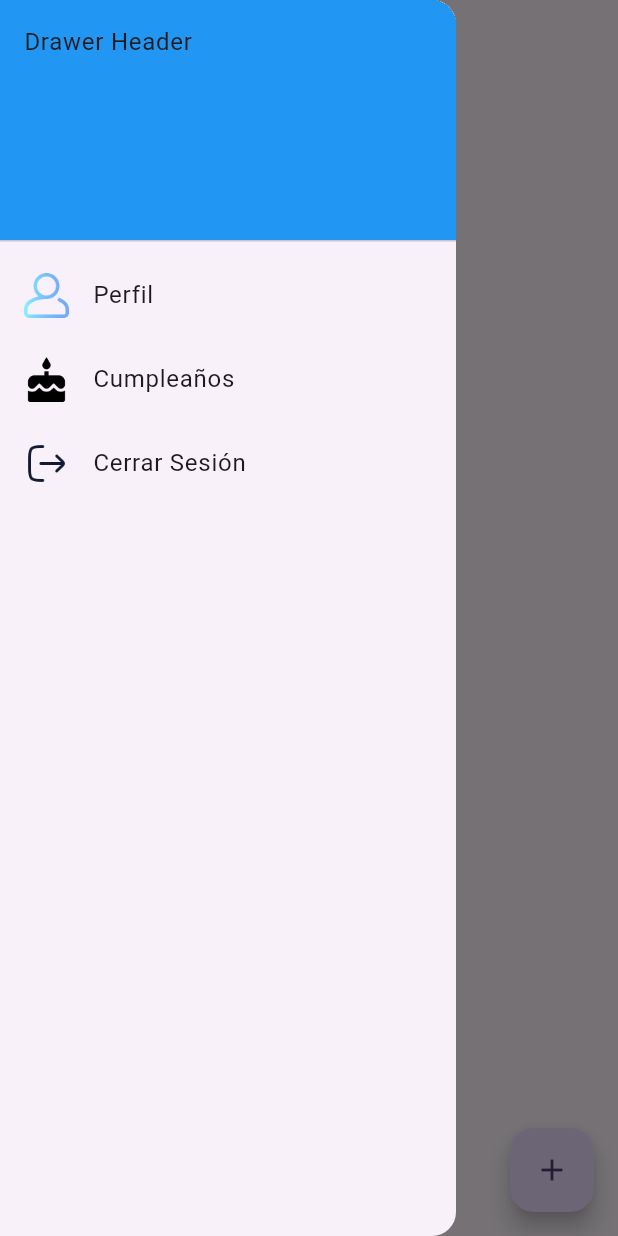
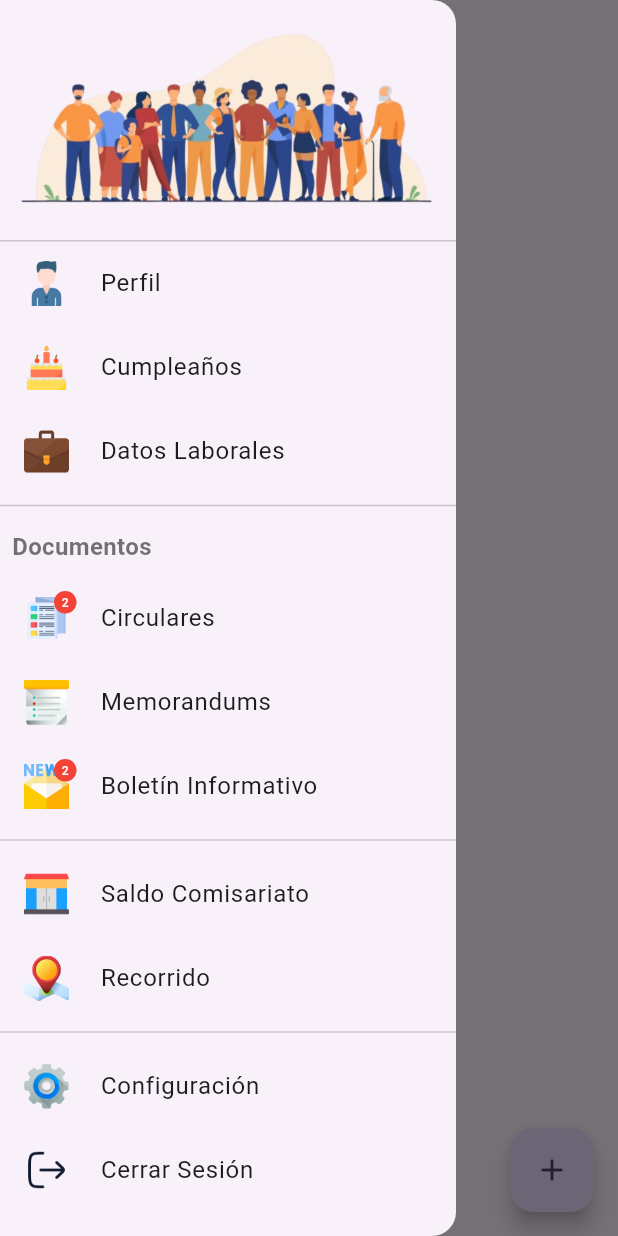
Before and after one commit to lmxmonge/comunidad_delmor, a Flutter app: the Contenedor screen opened by its route, with the side drawer open, on a phone screen of 412 x 824 dp. Run offline on Flutter 3.47's test engine with Material 3 defaults, Android fonts, the phone set to English and light mode, and no system bars; our stand-ins replace get, lottie, rive, shared_preferences; accounts and stored records are empty.

Commit message:
feat: Mejorando drawer - Se agregaron mas items al drawer

```diff
--- a/lib/app/presentation/global_widgets/custom_drawer_controller/custom_drawer.dart
+++ b/lib/app/presentation/global_widgets/custom_drawer_controller/custom_drawer.dart
@@ -10,46 +10,146 @@ class CustomDrawer extends StatelessWidget {
   // final CustomDrawerController controller = Get.put(CustomDrawerController(),tag: "navbar",);
   @override
   Widget build(BuildContext context) {
-
-    return
-      GetBuilder<CustomDrawerController>(builder:(controller) {
+    return GetBuilder<CustomDrawerController>(
+      builder: (controller) {
         return Drawer(
-
           child: ListView(
+            children: [
+              DrawerHeader(
                 padding: EdgeInsets.zero,
-            children: [
-              const DrawerHeader(
+                margin: EdgeInsets.zero,
                 decoration: BoxDecoration(
-                  color: Colors.blue,
+                  border: Border.all(color: Colors.transparent),
+                  image: const DecorationImage(
+                    image: AssetImage(Iconos.drawerHeader),
+                    fit: BoxFit.cover,
                   ),
-                child: Text('Drawer Header'),
+                ),
+                child: null,
               ),
               listTileItem(
-                  iconPath: Iconos.user,
+                  iconPath: Iconos.userColor,
                   title: 'Perfil',
                   onTap: () {
                     controller.handleIndexChanged(0);
                   }),
-              listTileItem(title: "Cumpleaños", iconPath: Iconos.cake, onTap: () {
+              listTileItem(
+                  title: "Cumpleaños",
+                  iconPath: Iconos.cakeColor,
+                  onTap: () {
                     controller.handleIndexChanged(1);
                   }),
-              listTileItem(title: "Cerrar Sesión", iconPath: Iconos.cerrarSesion, onTap: (){
+              listTileItem(
+                  title: "Datos Laborales",
+                  iconPath: Iconos.maletinColor,
+                  onTap: () {}),
+              const Divider(),
+
+              const Padding(
+                padding: EdgeInsets.all(8.0),
+                child: Text(
+                  "Documentos",
+                  style: TextStyle(
+                      fontSize: 16,
+                      color: Colors.black54,
+                      fontWeight: FontWeight.bold),
+                ),
+              ),
+              listTileItem(
+                  title: "Circulares",
+                  iconPath: Iconos.catalogo,
+                  onTap: () {},
+                  hasNotification: true),
+              listTileItem(
+                  title: "Memorandums",
+                  iconPath: Iconos.memorandos,
+                  onTap: () {}),
+
+              listTileItem(
+                title: "Boletín Informativo",
+                iconPath: Iconos.boletin,
+                onTap: () {},
+                hasNotification: true,
+              ),
+
+              const Divider(),
+              listTileItem(
+                  title: "Saldo Comisariato",
+                  iconPath: Iconos.comisariato,
+                  onTap: () {
+                  }),
+
+              listTileItem(
+                  title: "Recorrido",
+                  iconPath: Iconos.recorrido,
+                  onTap: () {
+
+                  }),
+              const Divider(),
+              listTileItem(
+                  title: "Configuración",
+                  iconPath: Iconos.configuraciones,
+                  onTap: () {
+                  }),
+
+              listTileItem(
+                  title: "Cerrar Sesión",
+                  iconPath: Iconos.cerrarSesion,
+                  onTap: () {
                     controller.cerrarSesion();
-              })
+                  }),
+
             ],
           ),
         );
-      }, );
+      },
+    );
   }
 }
 
-ListTile listTileItem(
-    {required String title,
+ListTile listTileItem({
+  required String title,
   required String? iconPath,
-    required Function onTap}) {
+  required Function onTap,
+  bool hasNotification = false,
+}) {
   return ListTile(
-    leading: Image.asset(iconPath!,
+    leading: Stack(
+      alignment: Alignment.center,
+      children: [
+        const SizedBox(
+          width: Tamanios.iconSizeDrawer + 5,
+          height: Tamanios.iconSizeDrawer + 30,
+          // decoration:
+          // BoxDecoration(color: Colors.grey[200], shape: BoxShape.circle),
+        ),
+        Positioned(
+          left: 0,
+          child: Image.asset(iconPath!,
               width: Tamanios.iconSizeDrawer, height: Tamanios.iconSizeDrawer),
+        ),
+        hasNotification
+            ? Positioned(
+                top: 10,
+                right: 0,
+                child: Container(
+                  width: 15,
+                  height: 15,
+                  decoration: const BoxDecoration(
+                      color: Colors.red, shape: BoxShape.circle),
+                  child: const Center(
+                      child: Text(
+                    "2",
+                    style: TextStyle(color: Colors.white, fontSize: 8),
+                  )),
+                ),
+              )
+            : const SizedBox(
+                width: 0,
+                height: 0,
+              )
+      ],
+    ),
     title: Text(title),
     onTap: () {
       onTap();
--- a/lib/utils/iconos.dart
+++ b/lib/utils/iconos.dart
@@ -9,6 +9,20 @@ class Iconos {
   static const team = '${_path}team.png';
   static const maletin = '${_path}maletin.png';
   static const cerrarSesion = '${_path}cerrar-sesion-de-usuario.png';
+  static const maletinColor = '${_path}maletinColor.png';
+  static const cakeColor = '${_path}cakeColor.png';
+  static const userColor = '${_path}userColor.png';
+  static const catalogo = '${_path}catalogo.png';
+  static const memorandos = '${_path}memorandos.png';
+  static const boletin = '${_path}boletin-informativo.png';
+
+  static const configuraciones = '${_path}configuraciones.png';
+  static const comisariato = '${_path}comisariato.png';
+  static const recorrido = '${_path}recorrido.png';
+
+
+  static const String _pathImages = 'lib/assets/images/';
+  static const String drawerHeader = '${_pathImages}comunidad.png';
 
 
 }
```
Also changed, not shown: lib/assets/icons/boletin-informativo.png (added), lib/assets/icons/cakeColor.png (added), lib/assets/icons/catalogo.png (added), lib/assets/icons/comisariato.png (added), lib/assets/icons/configuraciones.png (added), lib/assets/icons/maletin.png, lib/assets/icons/maletinColor.png (added), lib/assets/icons/memorandos.png (added), lib/assets/icons/recorrido.png (added), lib/assets/icons/user.png, lib/assets/icons/userColor.png (added), lib/assets/images/comunidad.png (added). Lines whose indentation alone changed are shown as unchanged.
